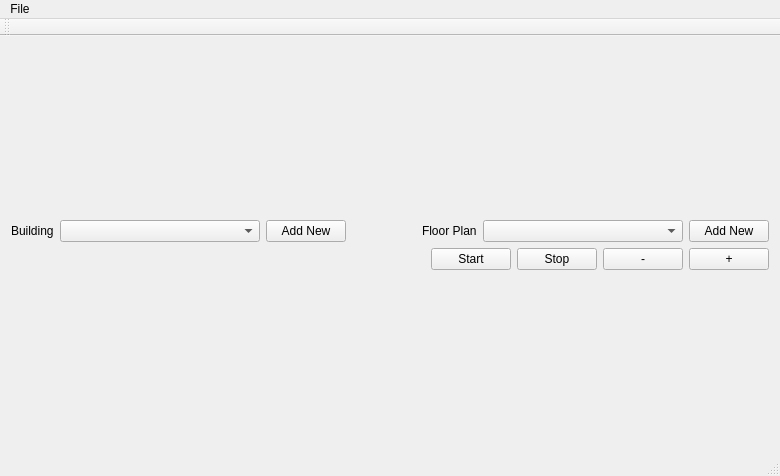
Above: mainwindow.ui from petergodfrey/IndoorPos before the change. Below: the same form after it.
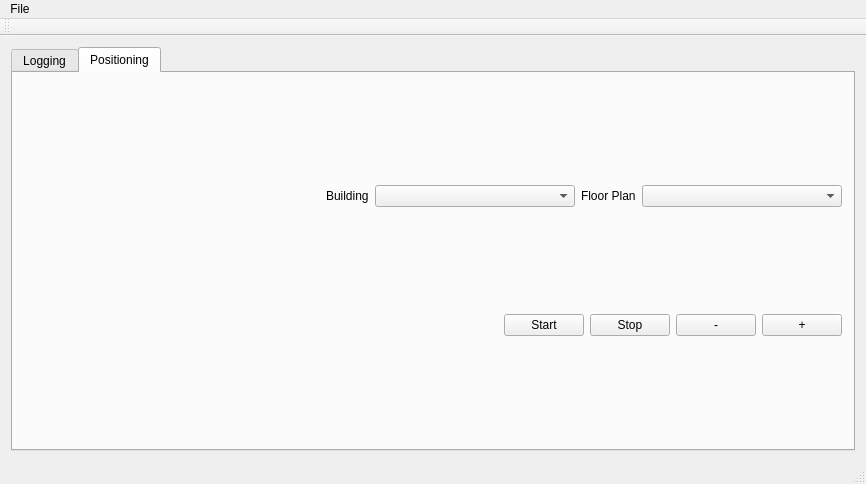
That is the form after the change.

The edit to the form file:
```diff
--- a/mainwindow.ui
+++ b/mainwindow.ui
@@ -6,8 +6,8 @@
    <rect>
     <x>0</x>
     <y>0</y>
-    <width>780</width>
-    <height>476</height>
+    <width>866</width>
+    <height>484</height>
    </rect>
   </property>
   <property name="windowTitle">
@@ -22,41 +22,20 @@
    </property>
    <layout class="QVBoxLayout" name="verticalLayout_3">
     <item>
+     <widget class="QTabWidget" name="tabWidget">
+      <property name="currentIndex">
+       <number>1</number>
+      </property>
+      <widget class="QWidget" name="loggingTab">
+       <attribute name="title">
+        <string>Logging</string>
+       </attribute>
      <layout class="QVBoxLayout" name="verticalLayout">
       <item>
        <layout class="QHBoxLayout" name="horizontalLayout_2">
         <item>
          <layout class="QHBoxLayout" name="horizontalLayout_5">
           <item>
-           <widget class="QLabel" name="buildingLabel">
-            <property name="text">
-             <string>Building</string>
-            </property>
-           </widget>
-          </item>
-          <item>
-           <widget class="QComboBox" name="buildingComboBox">
-            <property name="minimumSize">
-             <size>
-              <width>200</width>
-              <height>0</height>
-             </size>
-            </property>
-            <property name="currentText">
-             <string/>
-            </property>
-           </widget>
-          </item>
-          <item>
-           <widget class="QPushButton" name="addNewBuildingPushButton">
-            <property name="text">
-             <string>Add New</string>
-            </property>
-           </widget>
-          </item>
-         </layout>
-        </item>
-        <item>
          <spacer name="horizontalSpacer_2">
           <property name="orientation">
            <enum>Qt::Horizontal</enum>
@@ -82,7 +61,7 @@
            <widget class="QComboBox" name="floorPlanComboBox">
             <property name="minimumSize">
              <size>
-              <width>200</width>
+                <width>100</width>
               <height>0</height>
              </size>
             </property>
@@ -91,7 +70,14 @@
           <item>
            <widget class="QPushButton" name="addNewFloorPlanPushButton">
             <property name="text">
-             <string>Add New</string>
+               <string>New</string>
+              </property>
+             </widget>
+            </item>
+            <item>
+             <widget class="QPushButton" name="floorPlanDeletePushButton">
+              <property name="text">
+               <string>Delete</string>
             </property>
            </widget>
           </item>
@@ -115,7 +101,20 @@
          </spacer>
         </item>
         <item>
-         <widget class="QPushButton" name="startButton">
+           <widget class="QLabel" name="dataLoggingLabel">
+            <property name="minimumSize">
+             <size>
+              <width>32</width>
+              <height>0</height>
+             </size>
+            </property>
+            <property name="text">
+             <string/>
+            </property>
+           </widget>
+          </item>
+          <item>
+           <widget class="QPushButton" name="loggingStartButton">
           <property name="text">
            <string>Start</string>
           </property>
@@ -163,12 +162,142 @@
     </item>
    </layout>
   </widget>
+      <widget class="QWidget" name="positioningTab">
+       <attribute name="title">
+        <string>Positioning</string>
+       </attribute>
+       <layout class="QVBoxLayout" name="verticalLayout_4">
+        <item>
+         <layout class="QHBoxLayout" name="horizontalLayout_8">
+          <item>
+           <layout class="QHBoxLayout" name="horizontalLayout_6">
+            <item>
+             <spacer name="horizontalSpacer_3">
+              <property name="orientation">
+               <enum>Qt::Horizontal</enum>
+              </property>
+              <property name="sizeHint" stdset="0">
+               <size>
+                <width>40</width>
+                <height>20</height>
+               </size>
+              </property>
+             </spacer>
+            </item>
+            <item>
+             <widget class="QLabel" name="buildingLabel_2">
+              <property name="text">
+               <string>Building</string>
+              </property>
+             </widget>
+            </item>
+            <item>
+             <widget class="QComboBox" name="positioningBuildingComboBox">
+              <property name="minimumSize">
+               <size>
+                <width>200</width>
+                <height>0</height>
+               </size>
+              </property>
+              <property name="currentText">
+               <string/>
+              </property>
+             </widget>
+            </item>
+           </layout>
+          </item>
+          <item>
+           <layout class="QHBoxLayout" name="horizontalLayout_7">
+            <item>
+             <widget class="QLabel" name="floorPlanLabel_2">
+              <property name="text">
+               <string>Floor Plan</string>
+              </property>
+             </widget>
+            </item>
+            <item>
+             <widget class="QComboBox" name="positioningFloorPlanComboBox">
+              <property name="minimumSize">
+               <size>
+                <width>200</width>
+                <height>0</height>
+               </size>
+              </property>
+             </widget>
+            </item>
+           </layout>
+          </item>
+         </layout>
+        </item>
+        <item>
+         <layout class="QHBoxLayout" name="horizontalLayout_3">
+          <item>
+           <spacer name="horizontalSpacer_4">
+            <property name="orientation">
+             <enum>Qt::Horizontal</enum>
+            </property>
+            <property name="sizeHint" stdset="0">
+             <size>
+              <width>40</width>
+              <height>20</height>
+             </size>
+            </property>
+           </spacer>
+          </item>
+          <item>
+           <widget class="QPushButton" name="positioningStartButton">
+            <property name="text">
+             <string>Start</string>
+            </property>
+           </widget>
+          </item>
+          <item>
+           <widget class="QPushButton" name="positioningStopButton">
+            <property name="text">
+             <string>Stop</string>
+            </property>
+           </widget>
+          </item>
+          <item>
+           <widget class="QPushButton" name="positioningZoomOutPushButton">
+            <property name="sizePolicy">
+             <sizepolicy hsizetype="Fixed" vsizetype="Fixed">
+              <horstretch>0</horstretch>
+              <verstretch>0</verstretch>
+             </sizepolicy>
+            </property>
+            <property name="text">
+             <string>-</string>
+            </property>
+           </widget>
+          </item>
+          <item>
+           <widget class="QPushButton" name="positioningZoomInPushButton">
+            <property name="sizePolicy">
+             <sizepolicy hsizetype="Fixed" vsizetype="Fixed">
+              <horstretch>0</horstretch>
+              <verstretch>0</verstretch>
+             </sizepolicy>
+            </property>
+            <property name="text">
+             <string>+</string>
+            </property>
+           </widget>
+          </item>
+         </layout>
+        </item>
+       </layout>
+      </widget>
+     </widget>
+    </item>
+   </layout>
+  </widget>
   <widget class="QMenuBar" name="menuBar">
    <property name="geometry">
     <rect>
      <x>0</x>
      <y>0</y>
-     <width>780</width>
+     <width>866</width>
      <height>22</height>
     </rect>
    </property>
```
Left out of the diff: 54 changed lines with no effect on the pictures. Lines whose indentation alone changed are shown as unchanged.
